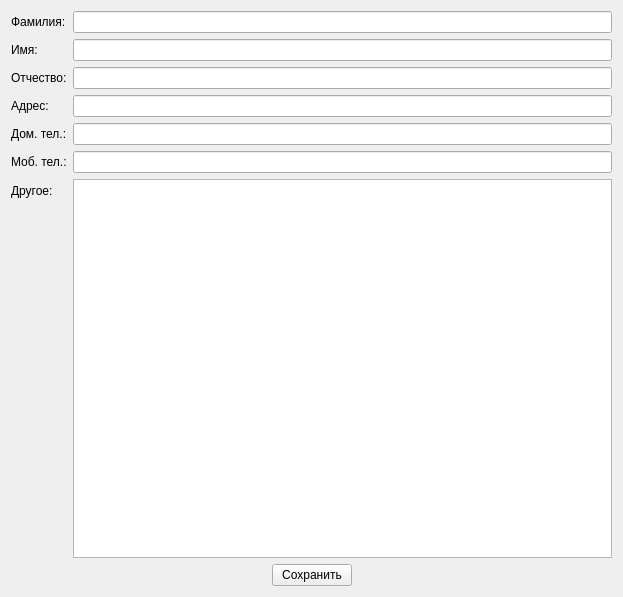
Qt form AdressBookEntry.ui (tvz-041/AdressBook_2) before a commit.
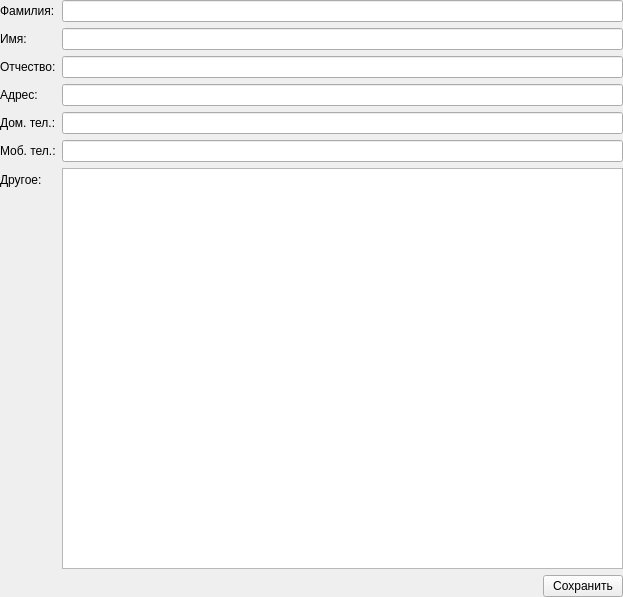
The same form after that commit.

Commit message: Создан прототип класса главного окна

The edit to the form file:
```diff
--- a/AdressBookEntry.ui
+++ b/AdressBookEntry.ui
@@ -14,6 +14,18 @@
    <string>AdressBookEntry</string>
   </property>
   <layout class="QVBoxLayout" name="verticalLayout_2">
+   <property name="leftMargin">
+    <number>0</number>
+   </property>
+   <property name="topMargin">
+    <number>0</number>
+   </property>
+   <property name="rightMargin">
+    <number>0</number>
+   </property>
+   <property name="bottomMargin">
+    <number>0</number>
+   </property>
    <item>
     <layout class="QFormLayout" name="formLayout">
      <item row="0" column="0">
@@ -110,19 +122,6 @@
        </property>
       </widget>
      </item>
-     <item>
-      <spacer name="horizontalSpacer_2">
-       <property name="orientation">
-        <enum>Qt::Horizontal</enum>
-       </property>
-       <property name="sizeHint" stdset="0">
-        <size>
-         <width>40</width>
-         <height>20</height>
-        </size>
-       </property>
-      </spacer>
-     </item>
     </layout>
    </item>
   </layout>
```
The commit also changes 5 other files.
